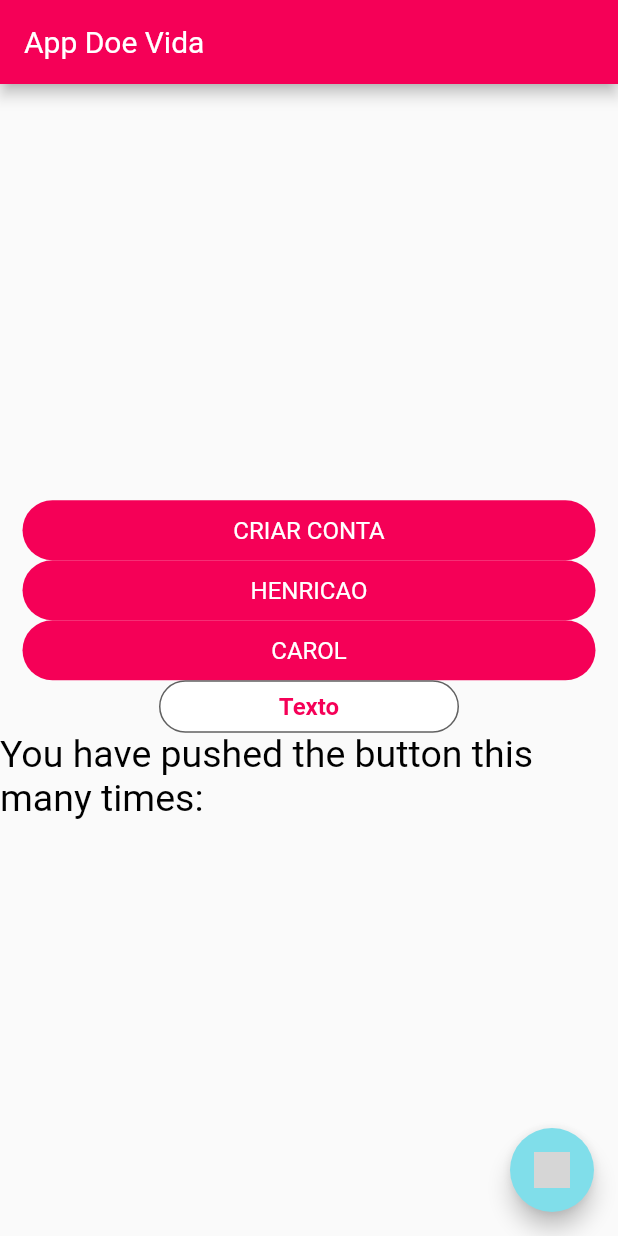
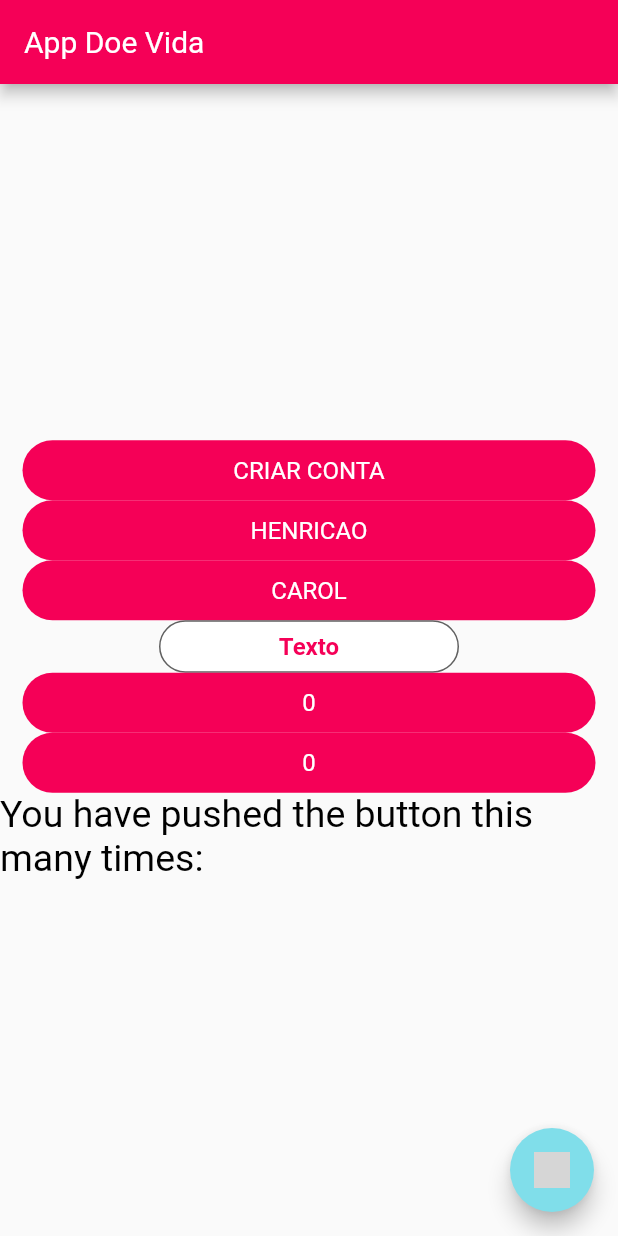
Before and after one commit to Doe-Vida/FrontEnd, a Flutter app: the screen it shows after launch, on a phone screen of 412 x 824 dp. Run offline on Flutter 3.47's test engine with Material 2 defaults, Android fonts, the phone set to English and light mode, and no system bars; missing offline and left inert: iconify_flutter; grey boxes are pictures that could not be loaded.

Commit message:
Changing folder name (widgets > components)

```diff
--- a/front_end/lib/main.dart
+++ b/front_end/lib/main.dart
@@ -2,11 +2,11 @@ import 'package:flutter/material.dart';
 import 'package:front_end/shared/themes/app_colors.dart';
 import 'package:front_end/shared/themes/app_icons.dart';
 import 'package:front_end/shared/themes/app_text_styles.dart';
-import 'package:front_end/shared/widgets/appbars/appbar_default.dart';
-import 'package:front_end/shared/widgets/buttons/button_add.dart';
-import 'package:front_end/shared/widgets/buttons/button_default.dart';
-import 'package:front_end/shared/widgets/buttons/button_white.dart';
-
+import 'package:front_end/shared/components/appbars/appbar_default.dart';
+import 'package:front_end/shared/components/buttons/button_add.dart';
+import 'package:front_end/shared/components/buttons/button_default.dart';
+import 'package:front_end/shared/components/buttons/button_white.dart';
+import 'package:front_end/telaexemplo.dart';
 
 void main() {
   runApp(const MyApp());
@@ -33,28 +33,38 @@ class MyHomePage extends StatefulWidget {
 }
 
 class _MyHomePageState extends State<MyHomePage> {
+  int doadores = 0;
+
+  void aumentar() {
+    setState(() {
+      doadores++;
+    });
+  }
 
   @override
   Widget build(BuildContext context) {
     return Scaffold(
-      appBar: MyAppBar(title: "App Doe Vida", backgroundColor: AppColors.pinkPrimary),
+        appBar: MyAppBar(
+            title: "App Doe Vida", backgroundColor: AppColors.pinkPrimary),
         body: Center(
           child: Column(
             mainAxisAlignment: MainAxisAlignment.center,
             children: <Widget>[
-           ButtonDefault(text: "Criar conta", onTap: (){}),
-           ButtonDefault(text: "Henricao", onTap: (){}),
-           ButtonDefault(text: "Carol", onTap: (){}),
-
-           ButtonWhite(text: "Texto", onTap: (){}),
-
+              ButtonDefault(text: "Criar conta", onTap: () {}),
+              ButtonDefault(text: "Henricao", onTap: () {}),
+              ButtonDefault(text: "Carol", onTap: () {}),
+              ButtonWhite(text: "Texto", onTap: () {}),
+              Exemplo(text: doadores.toString(), onTap: aumentar),
+              ButtonDefault(text: doadores.toString(), onTap: aumentar),
               Text(
-              'You have pushed the button this many times:', style: AppTextStyles.regularHeader1,
+                'You have pushed the button this many times:',
+                style: AppTextStyles.regularHeader1,
               ),
             ],
           ),
         ),
-      floatingActionButton: ButtonAdd(onPressed: (){},)
-    );
+        floatingActionButton: ButtonAdd(
+          onPressed: () {},
+        ));
   }
 }
--- /dev/null
+++ b/front_end/lib/shared/components/buttons/button_default.dart
@@ -0,0 +1,54 @@
+import 'package:flutter/material.dart';
+import 'package:front_end/shared/themes/app_colors.dart';
+import 'package:front_end/shared/themes/app_text_styles.dart';
+
+class ButtonDefault extends StatelessWidget {
+  final String text;
+  final VoidCallback onTap;
+  const ButtonDefault({super.key, required this.text, required this.onTap});
+
+  @override
+  Widget build(BuildContext context) {
+    return InkWell(
+      onTap: onTap,
+      child: Container(
+        height: 40,
+        width: double.maxFinite,
+        margin: const EdgeInsets.symmetric(horizontal: 15),
+        decoration: BoxDecoration(
+          borderRadius: BorderRadius.circular(32),
+          color: AppColors.pinkPrimary,
+        ),
+        child: Center(
+          child: Text(
+            text.toUpperCase(),
+            style: AppTextStyles.regularBody1.copyWith(color: AppColors.white),
+          ),
+        ),
+      ),
+    );
+  }
+}
+
+class Exemplo extends InkWell {
+  Exemplo({super.key, required String text, required VoidCallback onTap})
+      : super(
+          onTap: onTap,
+          child: Container(
+            height: 40,
+            width: double.maxFinite,
+            margin: const EdgeInsets.symmetric(horizontal: 15),
+            decoration: BoxDecoration(
+              borderRadius: BorderRadius.circular(32),
+              color: AppColors.pinkPrimary,
+            ),
+            child: Center(
+              child: Text(
+                text.toUpperCase(),
+                style:
+                    AppTextStyles.regularBody1.copyWith(color: AppColors.white),
+              ),
+            ),
+          ),
+        );
+}
--- a/front_end/lib/shared/widgets/buttons/button_default.dart
+++ /dev/null
@@ -1,32 +0,0 @@
-import 'package:flutter/material.dart';
-import 'package:front_end/shared/themes/app_colors.dart';
-import 'package:front_end/shared/themes/app_text_styles.dart';
-
-class ButtonDefault extends StatelessWidget {
-  final String text;
-  final VoidCallback onTap;
-  const ButtonDefault({super.key, required this.text, required this.onTap});
-
-  @override
-  Widget build(BuildContext context) {
-    return InkWell
-    (
-      onTap: onTap,
-      child: Container(
-        height: 40,
-        width: double.maxFinite,
-        margin: const EdgeInsets.symmetric(horizontal: 15),
-        decoration: BoxDecoration (
-          borderRadius: BorderRadius.circular(32),
-          color: AppColors.pinkPrimary,
-        ),
-        child: Center(
-          child: Text(
-            text.toUpperCase(),
-            style: AppTextStyles.regularBody1.copyWith(color: AppColors.white),
-          ),
-        ),
-      ),
-    );
-  }
-}
```
Also changed, not shown: front_end/lib/shared/components/appbars/appbar_default.dart (renamed from front_end/lib/shared/widgets/appbars/appbar_default.dart), front_end/lib/shared/components/buttons/button_add.dart (renamed from front_end/lib/shared/widgets/buttons/button_add.dart), front_end/lib/shared/components/buttons/button_white.dart (renamed from front_end/lib/shared/widgets/buttons/button_white.dart), front_end/lib/shared/components/cards/card_notification.dart (renamed from front_end/lib/shared/widgets/cards/card_notification.dart). Lines whose indentation alone changed are shown as unchanged.
